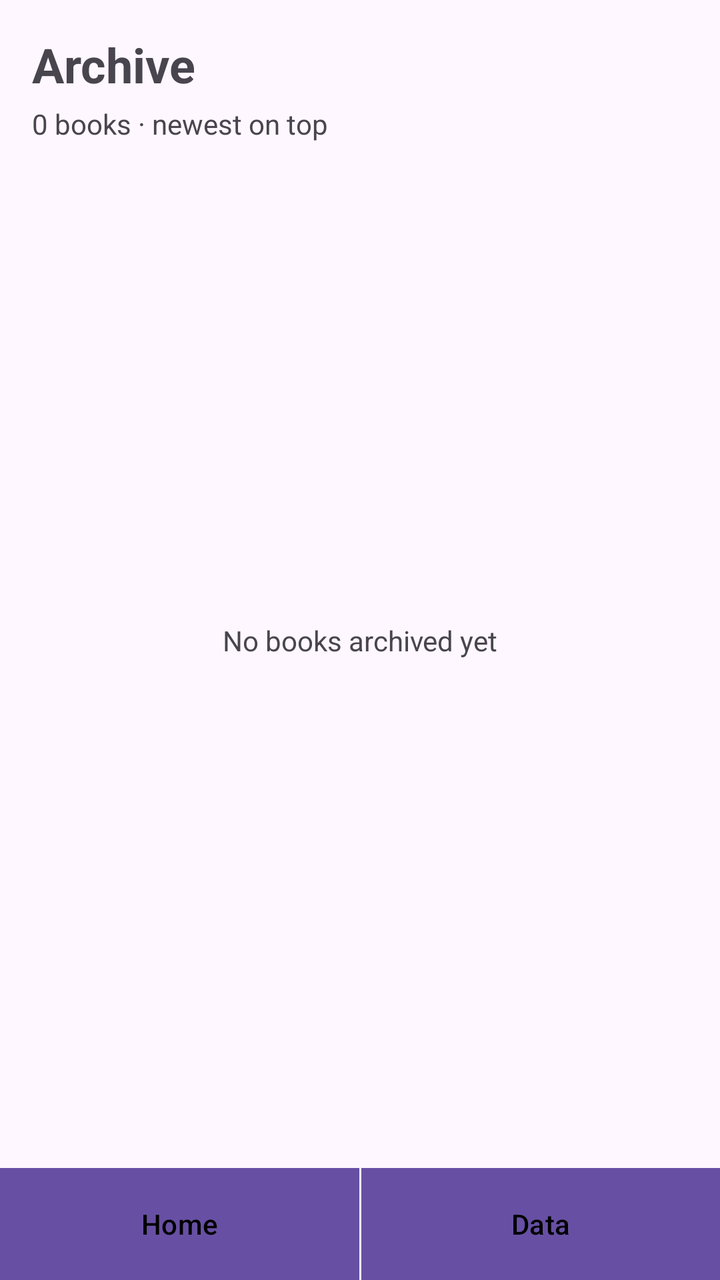
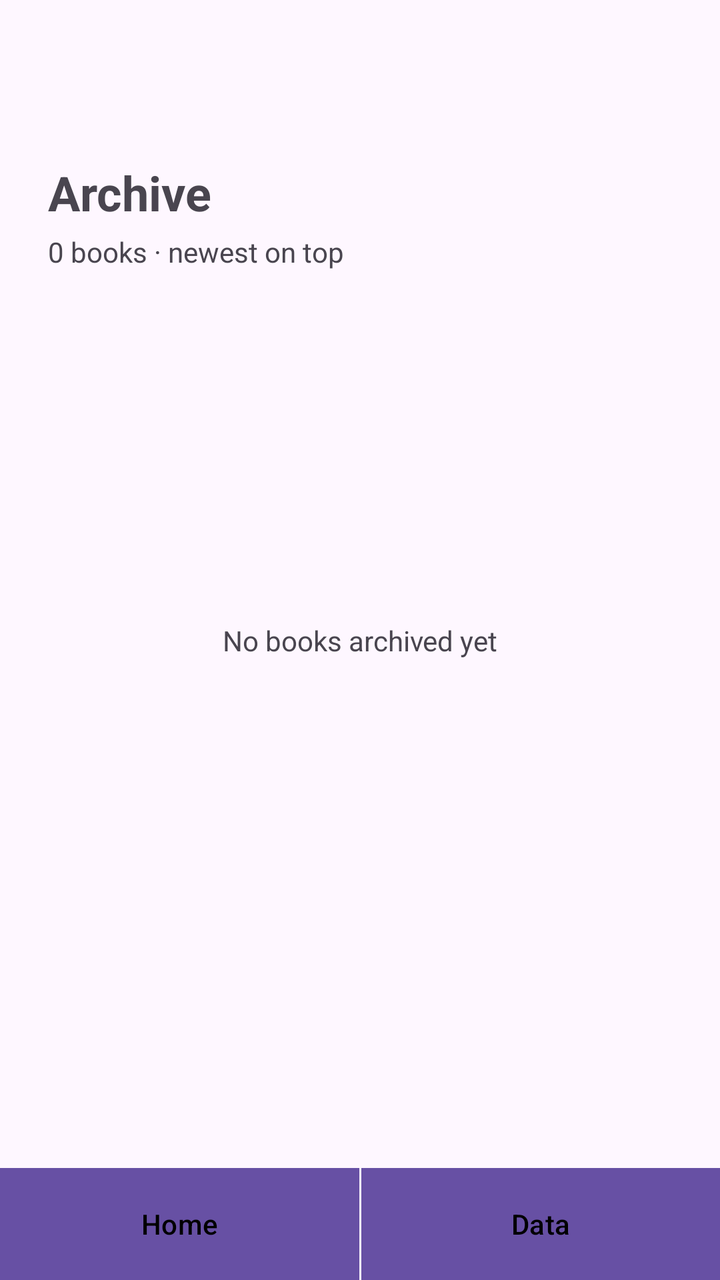

Two renders of the same Android screen: before a commit and after it. Below are the layout's source before the change and the commit's diff.
<!-- AndroidManifest.xml: application theme Theme.BookArchive -->
<!-- res/layout/activity_data.xml -->
<?xml version="1.0" encoding="utf-8"?>
<androidx.constraintlayout.widget.ConstraintLayout xmlns:android="http://schemas.android.com/apk/res/android"
    xmlns:app="http://schemas.android.com/apk/res-auto"
    xmlns:tools="http://schemas.android.com/tools"
    android:layout_width="match_parent"
    android:layout_height="match_parent"
    android:fitsSystemWindows="true"
    tools:ignore="HardcodedText,UselessParent">

    
    <TextView
        android:id="@+id/tvTitle"
        android:layout_width="wrap_content"
        android:layout_height="wrap_content"
        android:layout_marginStart="16dp"
        android:layout_marginTop="16dp"
        android:text="Archive"
        android:textSize="24sp"
        android:textStyle="bold"
        app:layout_constraintStart_toStartOf="parent"
        app:layout_constraintTop_toTopOf="parent" />

    
    <TextView
        android:id="@+id/tvArchiveCount"
        android:layout_width="wrap_content"
        android:layout_height="wrap_content"
        android:layout_marginTop="4dp"
        android:text="0 books · newest on top"
        app:layout_constraintStart_toStartOf="@id/tvTitle"
        app:layout_constraintTop_toBottomOf="@id/tvTitle" />

    
    <TableLayout
        android:id="@+id/tableBooks"
        android:layout_width="0dp"
        android:layout_height="wrap_content"
        android:layout_marginStart="16dp"
        android:layout_marginTop="16dp"
        android:layout_marginEnd="16dp"
        android:stretchColumns="*"
        android:visibility="gone"
        app:layout_constraintEnd_toEndOf="parent"
        app:layout_constraintStart_toStartOf="parent"
        app:layout_constraintTop_toBottomOf="@id/tvArchiveCount">

        
        <TableRow>

            <TextView
                android:padding="8dp"
                android:text="Name"
                android:textStyle="bold" />

            <TextView
                android:padding="8dp"
                android:text="Author"
                android:textStyle="bold" />

            <TextView
                android:padding="8dp"
                android:text="Date"
                android:textStyle="bold" />

            <TextView
                android:padding="8dp"
                android:text="Category"
                android:textStyle="bold" />
        </TableRow>
    </TableLayout>

    
    <Button
        android:id="@+id/btnPopLatest"
        android:background="#E0E0E0"
        android:textColor="#000000"
        android:layout_width="0dp"
        android:layout_height="48dp"
        android:layout_marginStart="16dp"
        android:layout_marginTop="16dp"
        android:layout_marginEnd="16dp"
        android:text="Pop latest book"
        android:visibility="gone"
        app:layout_constraintEnd_toEndOf="parent"
        app:layout_constraintStart_toStartOf="parent"
        app:layout_constraintTop_toBottomOf="@id/tableBooks" />

    
    <TextView
        android:id="@+id/tvEmpty"
        android:layout_width="wrap_content"
        android:layout_height="wrap_content"
        android:text="No books archived yet"
        app:layout_constraintBottom_toBottomOf="parent"
        app:layout_constraintEnd_toEndOf="parent"
        app:layout_constraintStart_toStartOf="parent"
        app:layout_constraintTop_toTopOf="parent" />

    
    <Button
        android:id="@+id/btnHome"
        android:background="#E0E0E0"
        android:textColor="#000000"
        android:layout_width="0dp"
        android:layout_height="56dp"
        android:text="Home"
        app:layout_constraintBottom_toBottomOf="parent"
        app:layout_constraintEnd_toStartOf="@id/btnData"
        app:layout_constraintStart_toStartOf="parent" />

    <Button
        android:id="@+id/btnData"
        android:background="#E0E0E0"
        android:textColor="#000000"
        android:layout_width="0dp"
        android:layout_height="56dp"
        android:text="Data"
        android:layout_marginStart="1dp"
        app:layout_constraintBottom_toBottomOf="parent"
        app:layout_constraintEnd_toEndOf="parent"
        app:layout_constraintStart_toEndOf="@id/btnHome" />

</androidx.constraintlayout.widget.ConstraintLayout>
<!-- resources referenced by this layout -->
<resources>
  <style name="Theme.BookArchive" parent="Base.Theme.BookArchive" />
  <style name="Base.Theme.BookArchive" parent="Theme.Material3.DayNight.NoActionBar">
          
          
      </style>
</resources>

<!-- the commit's change to res/layout/activity_data.xml (unified diff, before → after) -->
@@ -8,19 +8,21 @@
     tools:ignore="HardcodedText,UselessParent">
 
     
+
+    
+
     <TextView
         android:id="@+id/tvTitle"
         android:layout_width="wrap_content"
         android:layout_height="wrap_content"
-        android:layout_marginStart="16dp"
-        android:layout_marginTop="16dp"
+        android:layout_marginStart="24dp"
+        android:layout_marginTop="80dp"
         android:text="Archive"
         android:textSize="24sp"
         android:textStyle="bold"
         app:layout_constraintStart_toStartOf="parent"
         app:layout_constraintTop_toTopOf="parent" />
 
-    
     <TextView
         android:id="@+id/tvArchiveCount"
         android:layout_width="wrap_content"
